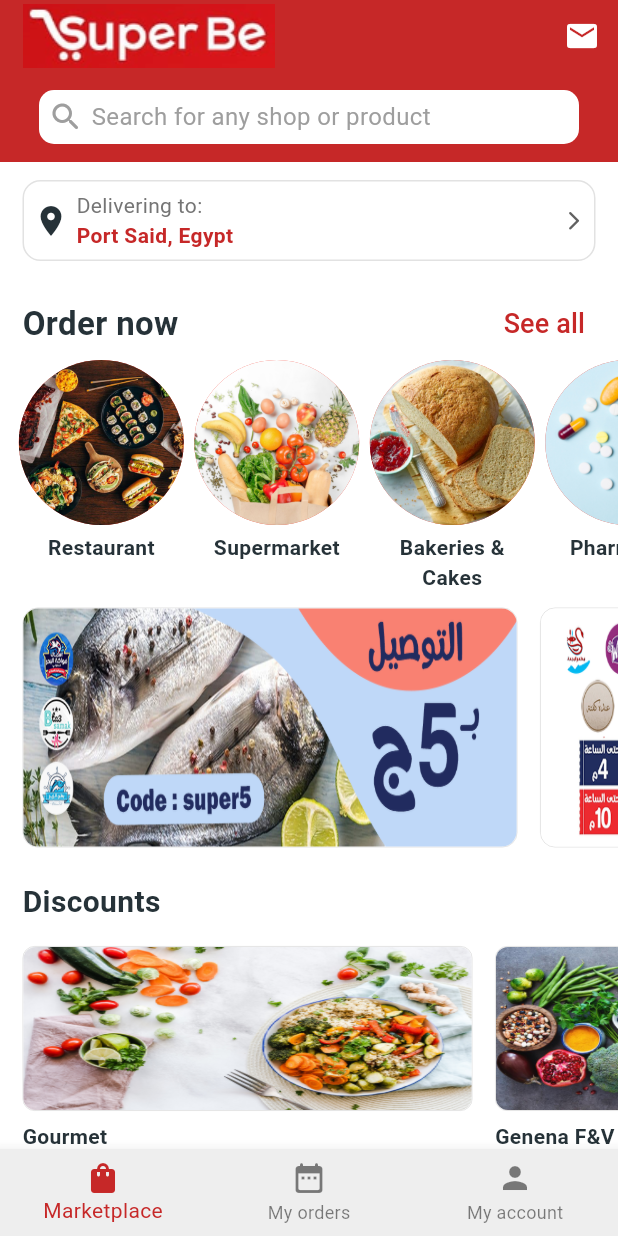
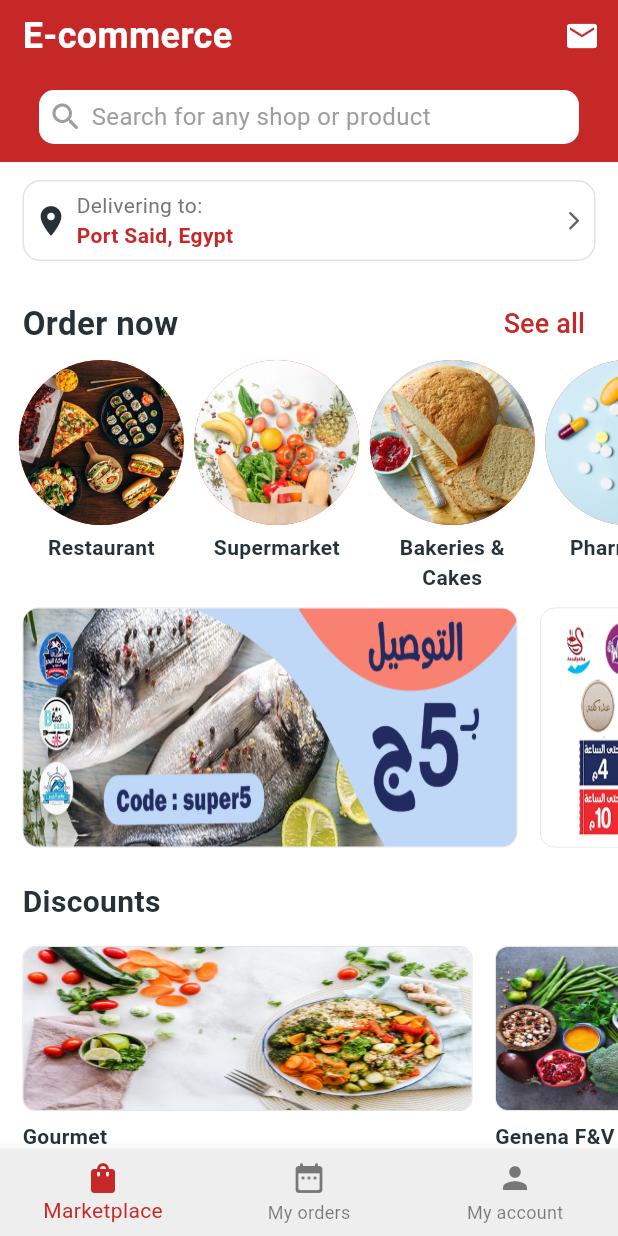
Before and after one commit to mfathy70/e_commerce, a Flutter app: the screen it shows after launch, on a phone screen of 412 x 824 dp. Run offline on Flutter 3.47's test engine with Material 2 defaults, Android fonts, the phone set to English and light mode, and no system bars; our stand-ins replace buttons_tabbar, carousel_slider, cloud_firestore, firebase_auth, firebase_core, firebase_messaging and 5 more; accounts and stored records are empty; Roboto replaces fonts that are missing (Cairo).

Commit message:
New Commit

```diff
--- a/lib/UI/screens/marketplace_screen.dart
+++ b/lib/UI/screens/marketplace_screen.dart
@@ -20,8 +20,12 @@ class MarketplaceScreen extends StatelessWidget {
         Column(
           children: [
             AppBarWidget(
-                leading: Image.asset(
-              'assets/images/logo3.png',
+                leading: Text(
+              'E-commerce',
+              style: TextStyle(
+                  color: Colors.white,
+                  fontSize: 24,
+                  fontWeight: FontWeight.w600),
             )),
             const SearchButton(),
           ],
--- a/lib/UI/screens/my_account_screen.dart
+++ b/lib/UI/screens/my_account_screen.dart
@@ -1,5 +1,5 @@
 import 'package:e_commerce/UI/widgets/app_bar.dart';
-import 'package:e_commerce/phone_login_screen.dart';
+import 'package:e_commerce/UI/screens/Phone%20Login%20Screens/phone_login_screen.dart';
 import 'package:firebase_auth/firebase_auth.dart';
 import 'package:firebase_core/firebase_core.dart';
 import 'package:flutter/material.dart';
```
Also changed, not shown: lib/UI/screens/drawer_screen.dart (deleted, +0 -19 lines), lib/UI/screens/Phone Login Screens/code_onfirmation_screen.dart (renamed from lib/code_onfirmation_screen.dart), lib/UI/screens/Phone Login Screens/phone_login_screen.dart (renamed from lib/phone_login_screen.dart), lib/UI/screens/google_map_screen.dart (renamed from lib/google_map_screen.dart).
